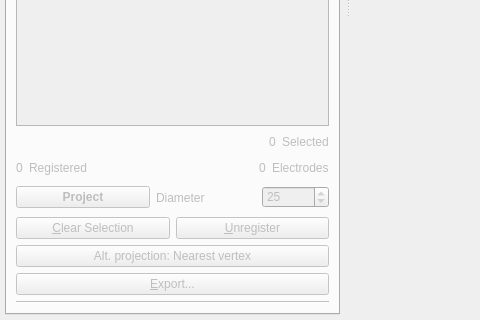
This is app/ui/mainwindow.ui in MichaelLebrand/electrode-registration-app as Qt 5 draws it before an edit; both pictures show x 0 to 480 and y 325 to 645 of the 1000 by 645 pixel window. The edited form follows.
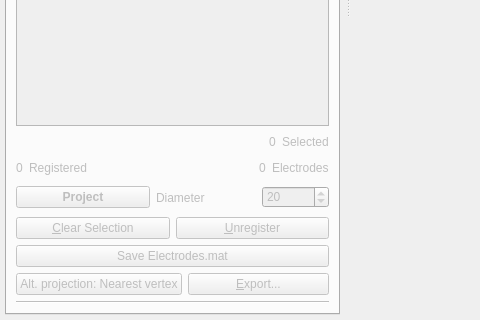
This is the edited form. The open tabs and pages were chosen to show the change.

Commit message: Electrode numbering is about ready, still buggy but good for now. Allowed for the execution of main application to take in subj and hemi argument.

What changed in the file:
```diff
--- a/app/ui/mainwindow.ui
+++ b/app/ui/mainwindow.ui
@@ -590,19 +590,6 @@
          <string>Register</string>
         </attribute>
         <layout class="QGridLayout" name="gridLayout_4">
-         <item row="9" column="0">
-          <widget class="QPushButton" name="pushButton_nearest">
-           <property name="toolTip">
-            <string>This projection just projects to the nearest vertex (euclidean distance) of the suface model.</string>
-           </property>
-           <property name="text">
-            <string>Alt. projection: Nearest vertex</string>
-           </property>
-           <property name="shortcut">
-            <string>N</string>
-           </property>
-          </widget>
-         </item>
          <item row="1" column="0">
           <layout class="QHBoxLayout" name="horizontalLayout_6">
            <item>
@@ -752,7 +739,7 @@
               <number>40</number>
              </property>
              <property name="value">
-              <number>25</number>
+              <number>20</number>
              </property>
             </widget>
            </item>
@@ -793,16 +780,40 @@
            </item>
           </layout>
          </item>
-         <item row="10" column="0">
-          <widget class="QPushButton" name="pushButton_export">
+         <item row="6" column="0">
+          <widget class="QPushButton" name="pushButton_saveElectrodes">
            <property name="text">
-            <string>&amp;Export...</string>
-           </property>
-           <property name="shortcut">
-            <string>E</string>
+            <string>Save Electrodes.mat</string>
            </property>
           </widget>
          </item>
+         <item row="8" column="0">
+          <layout class="QHBoxLayout" name="horizontalLayout_13">
+           <item>
+            <widget class="QPushButton" name="pushButton_nearest">
+             <property name="toolTip">
+              <string>This projection just projects to the nearest vertex (euclidean distance) of the suface model.</string>
+             </property>
+             <property name="text">
+              <string>Alt. projection: Nearest vertex</string>
+             </property>
+             <property name="shortcut">
+              <string>N</string>
+             </property>
+            </widget>
+           </item>
+           <item>
+            <widget class="QPushButton" name="pushButton_export">
+             <property name="text">
+              <string>&amp;Export...</string>
+             </property>
+             <property name="shortcut">
+              <string>E</string>
+             </property>
+            </widget>
+           </item>
+          </layout>
+         </item>
         </layout>
        </widget>
       </widget>
```
Left out of the diff: 9 changed lines with no effect on the pictures. The commit also changes 5 other files.
